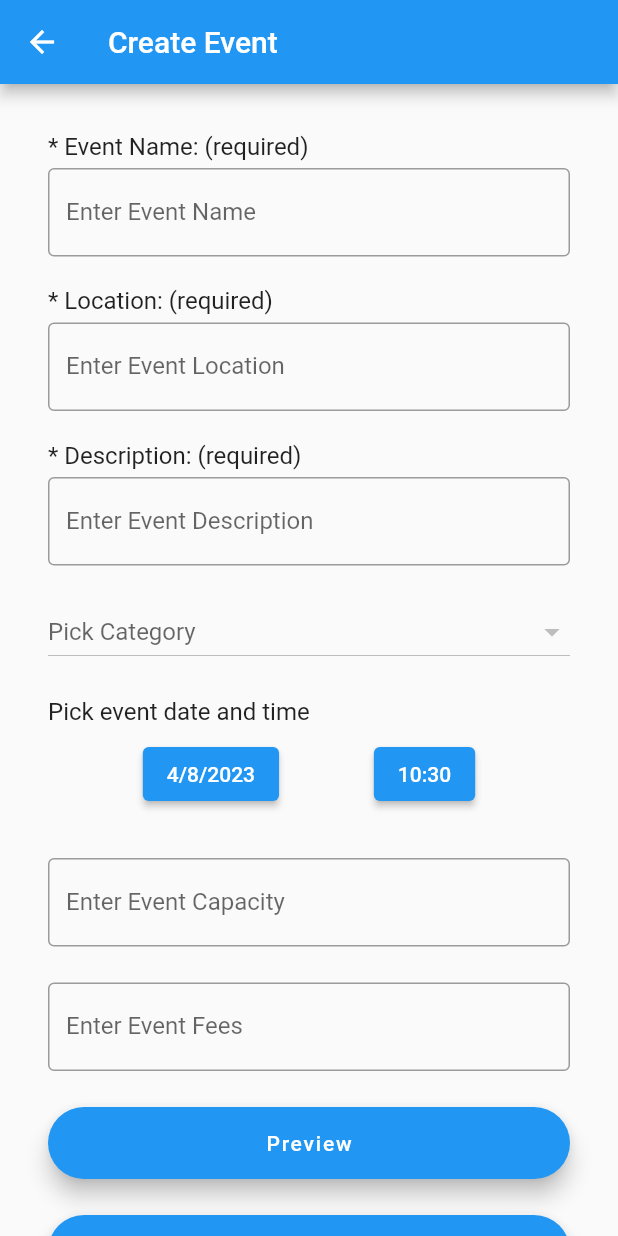
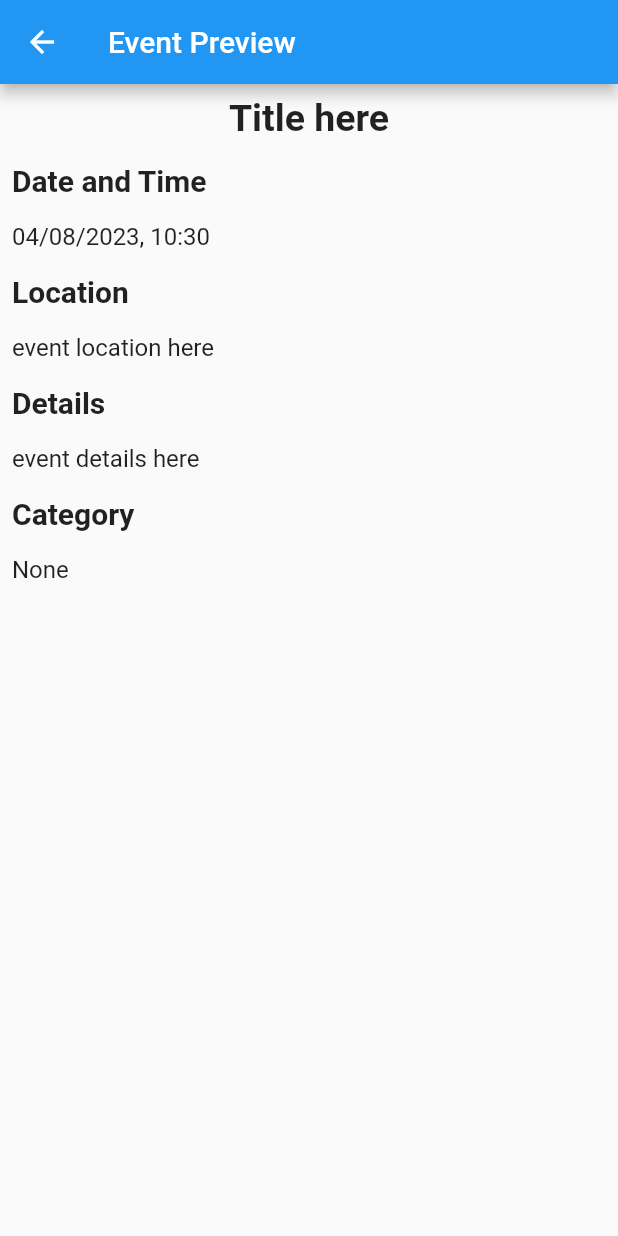
Before and after one commit to YukiHinana/GTEvents, a Flutter app: the CreateEvent screen opened by its route, after a tap on "Preview", on a phone screen of 412 x 824 dp. Run offline on Flutter 3.47's test engine with Material 2 defaults, Android fonts, the phone set to English and light mode, and no system bars; our stand-ins replace flutter_redux, go_router, pull_to_refresh, redux, shared_preferences; accounts and stored records are empty; network calls fail.

Commit message:
enable event preview

```diff
--- a/frontend/lib/component/eventCard.dart
+++ b/frontend/lib/component/eventCard.dart
@@ -26,12 +26,10 @@ Future<Map<String, dynamic>> fetchEventDetails(int eventId) async {
 }
 
 class _EventCardState extends State<EventCard> {
-  // bool eventIsSaved = false;
   late bool eventIsSaved;
   late int eventId;
   late String title;
   late String location;
-  // final bool isSaved;
 
   final Widget _eventImgCard = Container(
     height: 250,
--- a/frontend/lib/createEvent.dart
+++ b/frontend/lib/createEvent.dart
@@ -18,13 +18,9 @@ class CreateEvent extends StatefulWidget{
 
 class _CreateEventState extends State<CreateEvent> {
   // tag value
-  int? value;
+  int? tagValue;
 
-  late DateTime dateTime;
-  //DateTime currentDate = DateTime.now();
-  // final hours = dateTime.hour.toString().padLeft(2, '0');
-  // final minutes = dateTime.minute.toString().padLeft(2, '0');
-
+  late DateTime eventDateTime;
   late TextEditingController _eventTitleController;
   late TextEditingController _eventLocationController;
   late TextEditingController _eventDescriptionController;
@@ -39,7 +35,7 @@ class _CreateEventState extends State<CreateEvent> {
     _eventDescriptionController = TextEditingController();
     _eventCapacityController = TextEditingController();
     _eventFeeController = TextEditingController();
-    dateTime = DateTime.now();
+    eventDateTime = DateTime.now();
   }
 
   Future<http.Response> submitCreateEventRequest(String? token) async {
@@ -48,11 +44,10 @@ class _CreateEventState extends State<CreateEvent> {
           'title': _eventTitleController.text,
           'location': _eventLocationController.text,
           'description': _eventDescriptionController.text,
-          'eventDate': dateTime.toUtc().millisecondsSinceEpoch/1000,
-          'tagIds': value == null ? [] : [value]
+          'eventDate': eventDateTime.toUtc().millisecondsSinceEpoch/1000,
+          'tagIds': tagValue == null ? [] : [tagValue]
         }
     );
-    print(dateTime.toUtc().millisecondsSinceEpoch/1000);
     var response = await http.post(
         Uri.parse('${Config.baseURL}/events/events'),
         headers: {
@@ -95,7 +90,7 @@ class _CreateEventState extends State<CreateEvent> {
           const SizedBox(height: 24),
           buildEventFeeField(),
           const SizedBox(height: 24),
-          previewCreateEvent(),
+          previewCreatedEvent(),
           const SizedBox(height: 24),
           buildCreateEvent(),
         ],
@@ -161,14 +156,14 @@ class _CreateEventState extends State<CreateEvent> {
             return DropdownButton<int>(
                 isExpanded: true,
                 hint: const Text('Pick Category'),
-                value: value,
+                value: tagValue,
                 items: snapshot.data?.map((e) =>
                     DropdownMenuItem<int>(
                       value: e.tagId,
                       child: Text(e.name),
                     )).toList(),
                 onChanged: (selectedValue) {
-                  setState(() => value = selectedValue);
+                  setState(() => tagValue = selectedValue);
                 }
             );
           }
@@ -196,7 +191,7 @@ class _CreateEventState extends State<CreateEvent> {
 
   Widget buildDatePicker() =>
       ElevatedButton(
-        child: Text('${dateTime.month}/${dateTime.day}/${dateTime.year}'),
+        child: Text('${eventDateTime.month}/${eventDateTime.day}/${eventDateTime.year}'),
         onPressed: () async {
           final date = await pickDate();
           if (date == null) {
@@ -206,11 +201,11 @@ class _CreateEventState extends State<CreateEvent> {
             date.year,
             date.month,
             date.day,
-            dateTime.hour,
-            dateTime.minute,
+            eventDateTime.hour,
+            eventDateTime.minute,
           );
           setState(() {
-            dateTime = newDateTime;
+            eventDateTime = newDateTime;
           });
         },
       );
@@ -218,28 +213,28 @@ class _CreateEventState extends State<CreateEvent> {
   Future<DateTime?> pickDate() =>
       showDatePicker(
         context: context,
-        initialDate: dateTime,
+        initialDate: eventDateTime,
         firstDate: DateTime(2021),
         lastDate: DateTime(2100),
       );
 
   Widget buildTimePicker() =>
       ElevatedButton(
-        child: Text('${dateTime.hour}:${dateTime.minute}'),
+        child: Text('${eventDateTime.hour}:${eventDateTime.minute}'),
         onPressed: () async {
           final time = await pickTime();
           if (time == null) {
             return;
           }
           final newDateTime = DateTime(
-            dateTime.year,
-            dateTime.month,
-            dateTime.day,
+            eventDateTime.year,
+            eventDateTime.month,
+            eventDateTime.day,
             time.hour,
             time.minute,
           );
           setState(() {
-            dateTime = newDateTime;
+            eventDateTime = newDateTime;
           });
         },
       );
@@ -247,7 +242,7 @@ class _CreateEventState extends State<CreateEvent> {
   Future<TimeOfDay?> pickTime() =>
       showTimePicker(
         context: context,
-        initialTime: TimeOfDay(hour: dateTime.hour, minute: dateTime.minute),
+        initialTime: TimeOfDay(hour: eventDateTime.hour, minute: eventDateTime.minute),
       );
 
   Widget buildEventCapacityField() =>
@@ -268,10 +263,23 @@ class _CreateEventState extends State<CreateEvent> {
         controller: _eventFeeController,
       );
 
-  Widget previewCreateEvent() =>
+  Widget previewCreatedEvent() =>
       FloatingActionButton.extended(
           heroTag: "preview",
-          onPressed: () {},
+          onPressed: () {
+            print((eventDateTime.toUtc().millisecondsSinceEpoch/1000).toString().runtimeType);
+            context.pushNamed("eventPreview",
+                queryParams: {
+                  "eventTitle": _eventTitleController.text,
+                  "eventLocation": _eventLocationController.text,
+                  "eventDescription": _eventDescriptionController.text,
+                  // "eventDate": "0",
+                  "eventDate": (eventDateTime.toUtc().millisecondsSinceEpoch/1000).toString(),
+                  "tagName": tagValue == null ? [] : [tagValue],
+                  "isSaved": false.toString(),
+                }
+            );
+          },
           label: const Text("Preview")
       );
 
@@ -311,6 +319,21 @@ class _CreateEventState extends State<CreateEvent> {
                           ],
                         )
                 );
+              } else {
+                showDialog<String>(
+                    context: context,
+                    builder: (BuildContext context) =>
+                        AlertDialog(
+                          content: const Text("Failed to create event, try again"),
+                          actions: [
+                            TextButton(
+                                onPressed: () {
+                                  context.pop();
+                                },
+                                child: const Text('OK'))
+                          ],
+                        )
+                );
               }
             });
           },
--- a/frontend/lib/createdEventsPage.dart
+++ b/frontend/lib/createdEventsPage.dart
@@ -25,12 +25,6 @@ class CreatedEventsPage extends StatefulWidget {
 }
 
 class _CreatedEventsPage extends State<CreatedEventsPage> {
-  void navigateEventCreation(BuildContext ctx) {
-    Navigator.of(ctx).push(MaterialPageRoute(builder: (_){
-      return const CreateEvent();
-    }));
-  }
-
   Future<List<Event>> fetchCreatedEvents(String? token) async {
     List<Event> eventList = [];
     if (token == null) {
--- a/frontend/lib/eventDetailPage.dart
+++ b/frontend/lib/eventDetailPage.dart
@@ -20,12 +20,89 @@ class EventDetailPage extends StatefulWidget {
   State<EventDetailPage> createState() => _EventDetailPageState();
 }
 
+String convertTimestampToDate(String str) {
+  return DateFormat('MM/dd/yyyy, HH:mm').format(
+      DateTime.fromMillisecondsSinceEpoch((double.parse(str) * 1000).toInt()));
+}
+
+Widget showEventDetails(String eventTitle, String eventDate,
+    String eventLocation, String eventDescription, String tagName) {
+  return ListView(
+    children: [
+      Container(
+        padding: const EdgeInsets.all(8.0),
+        child: Text(
+          eventTitle == "" ? "Title here" : eventTitle,
+          textAlign: TextAlign.center,
+          style: const TextStyle(fontSize: 25, fontWeight: FontWeight.bold),
+        ),
+      ),
+      Container(
+        padding: const EdgeInsets.all(8.0),
+        child: const Text(
+          'Date and Time',
+          style: TextStyle(fontSize: 20, fontWeight: FontWeight.bold),
+        ),
+      ),
+      Container(
+        padding: const EdgeInsets.all(8.0),
+        child: eventDate == "0" ?
+        const Text("Event date here",
+            style: TextStyle(fontSize: 16))
+            :
+        Text(
+          convertTimestampToDate(eventDate),
+          style: const TextStyle(fontSize: 16),
+        ),
+      ),
+      Container(
+        padding: const EdgeInsets.all(8.0),
+        child: const Text(
+          'Location',
+          style: TextStyle(fontSize: 20, fontWeight: FontWeight.bold),
+        ),
+      ),
+      Container(
+        padding: const EdgeInsets.all(8.0),
+        child: Text(
+          eventLocation == "" ? "event location here" : eventLocation,
+          style: const TextStyle(fontSize: 16),
+        ),
+      ),
+      Container(
+        padding: const EdgeInsets.all(8.0),
+        child: const Text(
+          'Details',
+          style: TextStyle(fontSize: 20, fontWeight: FontWeight.bold),
+        ),
+      ),
+      Container(
+        padding: const EdgeInsets.all(8.0),
+        child: Text(
+          eventDescription == "" ? "event details here" : eventDescription,
+          style: const TextStyle(fontSize: 16),
+        ),
+      ),
+      Container(
+        padding: const EdgeInsets.all(8.0),
+        child: const Text(
+          'Category',
+          style: TextStyle(fontSize: 20, fontWeight: FontWeight.bold),
+        ),
+      ),
+      Container(
+        padding: const EdgeInsets.all(8.0),
+        child: Text(
+          tagName == "" ? "None" : tagName,
+          style: const TextStyle(fontSize: 16),
+        ),
+      ),
+    ],
+  );
+}
+
 DateTime date = DateTime.now();
 class _EventDetailPageState extends State<EventDetailPage> {
-
-  String _convertTimestampToDate(String str) {
-    return DateFormat('MM/dd/yyyy, HH:mm').format(DateTime.fromMillisecondsSinceEpoch(int.parse(str) * 1000));
-  }
 
   @override
   Widget build(BuildContext context) {
@@ -39,74 +116,8 @@ class _EventDetailPageState extends State<EventDetailPage> {
                   ? const Icon(Icons.star, color: Colors.yellow,)
                   : const Icon(Icons.star_border)),
         ],),
-      body: ListView(
-        children: [
-          Container(
-            padding: const EdgeInsets.all(8.0),
-            child: Text(
-              widget.eventTitle,
-              textAlign: TextAlign.center,
-              style: const TextStyle(fontSize: 25, fontWeight: FontWeight.bold),
-            ),
-          ),
-          Container(
-            padding: const EdgeInsets.all(8.0),
-            child: const Text(
-              'Date and Time',
-              style: TextStyle(fontSize: 20, fontWeight: FontWeight.bold),
-            ),
-          ),
-          Container(
-            padding: const EdgeInsets.all(8.0),
-            child: Text(
-              _convertTimestampToDate(widget.eventDate),
-              style: const TextStyle(fontSize: 16),
-            ),
-          ),
-          Container(
-            padding: const EdgeInsets.all(8.0),
-            child: const Text(
-              'Location',
-              style: TextStyle(fontSize: 20, fontWeight: FontWeight.bold),
-            ),
-          ),
-          Container(
-            padding: const EdgeInsets.all(8.0),
-            child: Text(
-              widget.eventLocation,
-              style: const TextStyle(fontSize: 16),
-            ),
-          ),
-          Container(
-            padding: const EdgeInsets.all(8.0),
-            child: const Text(
-              'Details',
-              style: TextStyle(fontSize: 20, fontWeight: FontWeight.bold),
-            ),
-          ),
-          Container(
-            padding: const EdgeInsets.all(8.0),
-            child: Text(
-              widget.eventDescription,
-              style: const TextStyle(fontSize: 16),
-            ),
-          ),
-          Container(
-            padding: const EdgeInsets.all(8.0),
-            child: const Text(
-              'Category',
-              style: TextStyle(fontSize: 20, fontWeight: FontWeight.bold),
-            ),
-          ),
-          Container(
-            padding: const EdgeInsets.all(8.0),
-            child: Text(
-              widget.tagName == "" ? "None" : widget.tagName,
-              style: const TextStyle(fontSize: 16),
-            ),
-          ),
-        ],
-      ),
+      body: showEventDetails(widget.eventTitle, widget.eventDate,
+          widget.eventLocation, widget.eventDescription, widget.tagName),
     );
   }
 }
--- /dev/null
+++ b/frontend/lib/eventPreview.dart
@@ -0,0 +1,37 @@
+import 'package:flutter/material.dart';
+import 'package:go_router/go_router.dart';
+
+import 'eventDetailPage.dart';
+
+//Event details page
+class EventPreview extends StatefulWidget {
+  final String eventTitle;
+  final String eventLocation;
+  final String eventDescription;
+  final String eventDate;
+  final String eventCreationDate;
+  final String tagName;
+
+  const EventPreview({super.key, required this.eventTitle,
+    required this.eventLocation, required this.eventDescription,
+    required this.eventDate, required this.eventCreationDate,
+    required this.tagName});
+
+  @override
+  State<EventPreview> createState() => _EventPreviewState();
+}
+
+DateTime date = DateTime.now();
+class _EventPreviewState extends State<EventPreview> {
+
+  @override
+  Widget build(BuildContext context) {
+    return Scaffold(
+      appBar: AppBar(
+        title: const Text("Event Preview"),
+      ),
+      body: showEventDetails(widget.eventTitle, widget.eventDate,
+          widget.eventLocation, widget.eventDescription, widget.tagName),
+    );
+  }
+}
--- a/frontend/lib/main.dart
+++ b/frontend/lib/main.dart
@@ -2,6 +2,7 @@
 import 'package:GTEvents/eventDetailPage.dart';
 import 'package:GTEvents/createEvent.dart';
 import 'package:GTEvents/createdEventsPage.dart';
+import 'package:GTEvents/eventPreview.dart';
 import 'package:GTEvents/homeScreen.dart';
 import 'package:GTEvents/savedEventsPage.dart';
 import 'package:GTEvents/searchPage.dart';
@@ -123,6 +124,20 @@ final GoRouter _router = GoRouter(
             }
         ),
         GoRoute(
+          name: "eventPreview",
+          path: 'preview',
+          builder: (context, state) {
+            return EventPreview(
+              eventTitle: state.queryParams["eventTitle"]??"",
+              eventLocation: state.queryParams["eventLocation"]??"",
+              eventDescription: state.queryParams["eventDescription"]??"",
+              eventDate: state.queryParams["eventDate"]??"0",
+              eventCreationDate: state.queryParams["eventCreationDate"]??"0",
+              tagName: state.queryParams["tagName"]??"",
+            );
+          } ,
+        ),
+        GoRoute(
           name: "eventDetails",
           path: ':id',
           builder: (context, state) {
```
